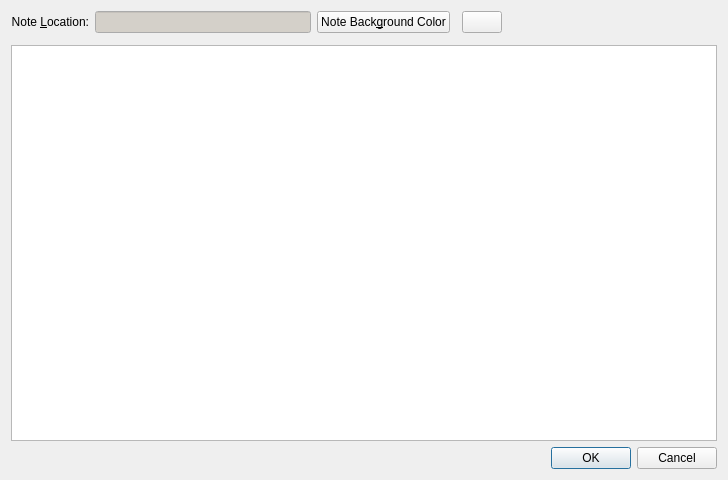
Before: the Qt Designer form programs/KJVCanOpener/KJVNoteEditDlg.ui in dewhisna/KingJamesPureBibleSearch, drawn with Qt 5.
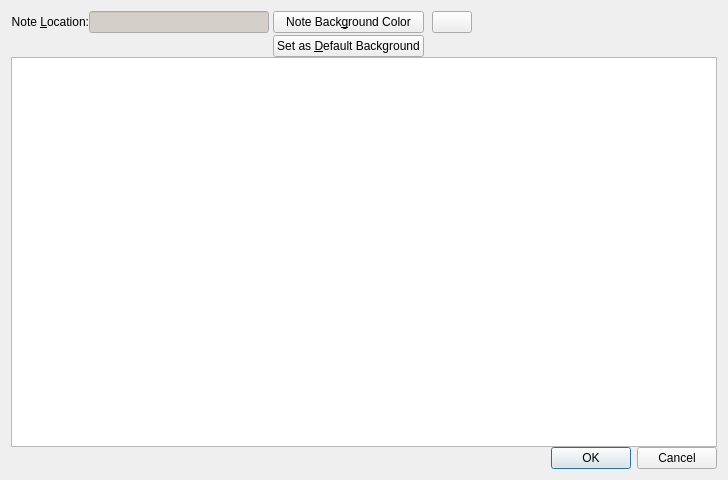
After: the same form once the commit is applied. Icons and pictures are not drawn. Custom widgets are drawn as their Qt base class.

Commit message: Added configurable option to set the Default User Note Background Color to the KJVConfiguration and a button in the KJVNoteEditDlg to set the application default for new notes to be that note's background color.  Tweaked the User Notes Database configuration window text and tool tips to try and make it more obvious to the user that the User Notes file isn't just notes, but includes notes, highlighters, and cross-references.

Patch:
```diff
--- a/programs/KJVCanOpener/KJVNoteEditDlg.ui
+++ b/programs/KJVCanOpener/KJVNoteEditDlg.ui
@@ -36,22 +36,22 @@
    <string>King James Pure Bible Search User Note Editor</string>
   </property>
   <layout class="QGridLayout" name="gridLayoutMain">
+   <property name="spacing">
+    <number>0</number>
+   </property>
    <item row="0" column="0">
-    <layout class="QGridLayout" name="gridLayoutControls">
-     <item row="0" column="2">
-      <widget class="QPushButton" name="buttonBackgroundColor">
-       <property name="sizePolicy">
-        <sizepolicy hsizetype="Preferred" vsizetype="Fixed">
-         <horstretch>0</horstretch>
-         <verstretch>0</verstretch>
-        </sizepolicy>
-       </property>
-       <property name="text">
-        <string>Note Back&amp;ground Color</string>
-       </property>
-      </widget>
-     </item>
+    <layout class="QGridLayout" name="gridLayout">
+     <property name="spacing">
+      <number>4</number>
+     </property>
      <item row="0" column="0">
+      <layout class="QVBoxLayout" name="verticalLayout">
+       <property name="spacing">
+        <number>0</number>
+       </property>
+       <item>
+        <layout class="QHBoxLayout" name="horizontalLayout">
+         <item>
       <widget class="QLabel" name="lblNoteLocation">
        <property name="text">
         <string>Note &amp;Location:</string>
@@ -64,7 +64,7 @@
        </property>
       </widget>
      </item>
-     <item row="0" column="1">
+         <item>
       <widget class="QLineEdit" name="editNoteLocation">
        <property name="minimumSize">
         <size>
@@ -114,23 +114,78 @@
        </property>
       </widget>
      </item>
-     <item row="0" column="5" rowspan="2">
-      <spacer name="horizontalSpacer_2">
+        </layout>
+       </item>
+       <item>
+        <spacer name="verticalSpacer_2">
        <property name="orientation">
-        <enum>Qt::Horizontal</enum>
+          <enum>Qt::Vertical</enum>
        </property>
        <property name="sizeHint" stdset="0">
         <size>
-         <width>13</width>
-         <height>21</height>
+           <width>20</width>
+           <height>0</height>
         </size>
        </property>
       </spacer>
      </item>
-     <item row="0" column="3" rowspan="2">
+      </layout>
+     </item>
+     <item row="0" column="1">
+      <layout class="QVBoxLayout" name="verticalLayoutBackgroundButtons">
+       <property name="spacing">
+        <number>2</number>
+       </property>
+       <item>
+        <widget class="QPushButton" name="buttonBackgroundColor">
+         <property name="sizePolicy">
+          <sizepolicy hsizetype="Preferred" vsizetype="Fixed">
+           <horstretch>0</horstretch>
+           <verstretch>0</verstretch>
+          </sizepolicy>
+         </property>
+         <property name="text">
+          <string>Note Back&amp;ground Color</string>
+         </property>
+        </widget>
+       </item>
+       <item>
+        <widget class="QPushButton" name="buttonSetAsDefaultBackgroundColor">
+         <property name="toolTip">
+          <string>Set this as the Default Background Color for New Notes</string>
+         </property>
+         <property name="statusTip">
+          <string>Set this background color as the Default Background Color for New Notes</string>
+         </property>
+         <property name="text">
+          <string>Set as &amp;Default Background</string>
+         </property>
+        </widget>
+       </item>
+       <item>
+        <spacer name="verticalSpacer">
+         <property name="orientation">
+          <enum>Qt::Vertical</enum>
+         </property>
+         <property name="sizeHint" stdset="0">
+          <size>
+           <width>20</width>
+           <height>0</height>
+          </size>
+         </property>
+        </spacer>
+       </item>
+      </layout>
+     </item>
+     <item row="0" column="2">
       <widget class="CNoteKeywordWidget" name="widgetNoteKeywords" native="true"/>
      </item>
-     <item row="0" column="4">
+     <item row="0" column="3">
+      <layout class="QVBoxLayout" name="verticalLayout_2">
+       <property name="spacing">
+        <number>0</number>
+       </property>
+       <item>
       <widget class="QPushButton" name="buttonInsertLink">
        <property name="toolTip">
         <string>Insert Reference Link</string>
@@ -153,10 +208,45 @@
        </property>
       </widget>
      </item>
+       <item>
+        <spacer name="verticalSpacer_3">
+         <property name="orientation">
+          <enum>Qt::Vertical</enum>
+         </property>
+         <property name="sizeHint" stdset="0">
+          <size>
+           <width>20</width>
+           <height>0</height>
+          </size>
+         </property>
+        </spacer>
+       </item>
+      </layout>
+     </item>
+     <item row="0" column="4">
+      <spacer name="horizontalSpacer_2">
+       <property name="orientation">
+        <enum>Qt::Horizontal</enum>
+       </property>
+       <property name="sizeHint" stdset="0">
+        <size>
+         <width>13</width>
+         <height>21</height>
+        </size>
+       </property>
+      </spacer>
+     </item>
     </layout>
    </item>
    <item row="1" column="0">
-    <widget class="QTextEdit" name="textEdit"/>
+    <widget class="QTextEdit" name="textEdit">
+     <property name="sizePolicy">
+      <sizepolicy hsizetype="Expanding" vsizetype="Expanding">
+       <horstretch>0</horstretch>
+       <verstretch>20</verstretch>
+      </sizepolicy>
+     </property>
+    </widget>
    </item>
    <item row="2" column="0">
     <widget class="QDialogButtonBox" name="buttonBox">
```
Left out of the diff: 3 changed lines with no effect on the pictures. Lines whose indentation alone changed are shown as unchanged. The commit also changes 10 other files.
